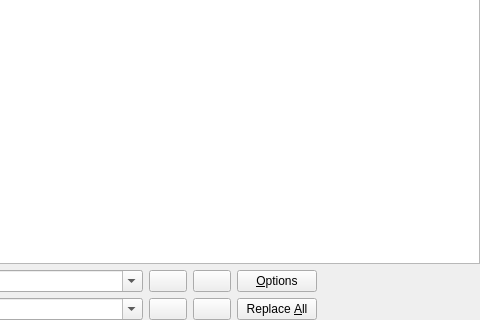
The window that src/prymatex/gui/editor/ui_files/editorwidget.ui (prymatex/prymatex) describes before a commit, drawn with Qt 5; both pictures show x 235 to 715 and y 162 to 482 of the 715 by 482 pixel window.
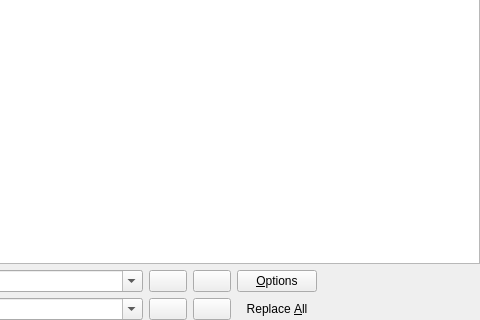
The same window after the commit. Icons and pictures are not drawn. Custom widgets are drawn as their Qt base class.

```diff
--- a/src/prymatex/gui/editor/ui_files/editorwidget.ui
+++ b/src/prymatex/gui/editor/ui_files/editorwidget.ui
@@ -179,6 +179,9 @@
         <property name="text">
          <string>Replace &amp;All</string>
         </property>
+        <property name="flat">
+         <bool>true</bool>
+        </property>
        </widget>
       </item>
       <item row="0" column="2">
```
Left out of the diff: 3 changed lines with no effect on the pictures.
